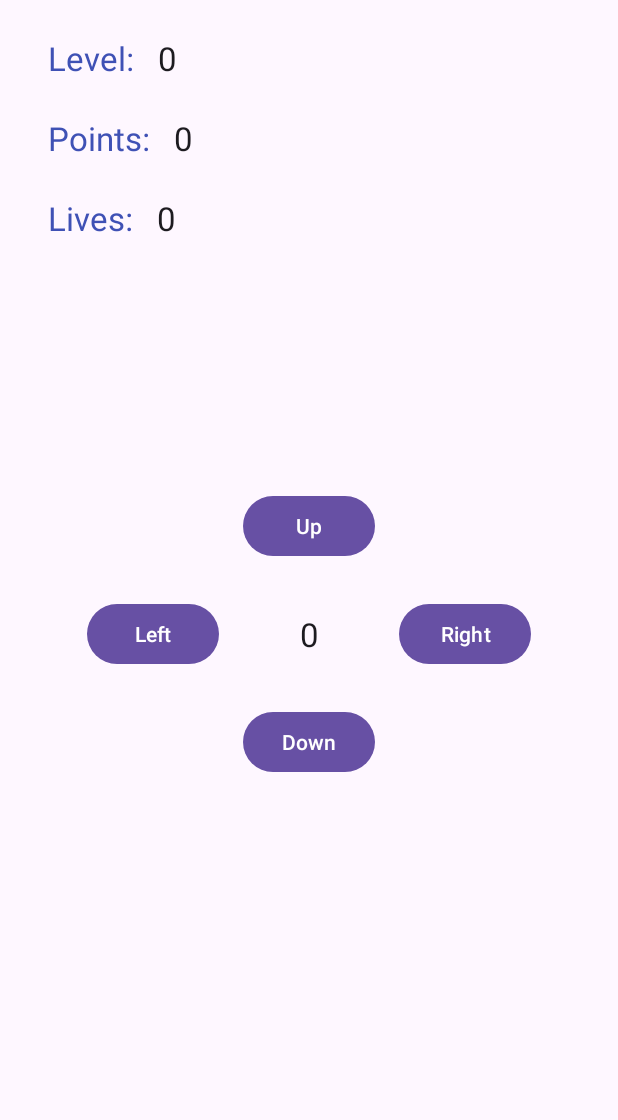
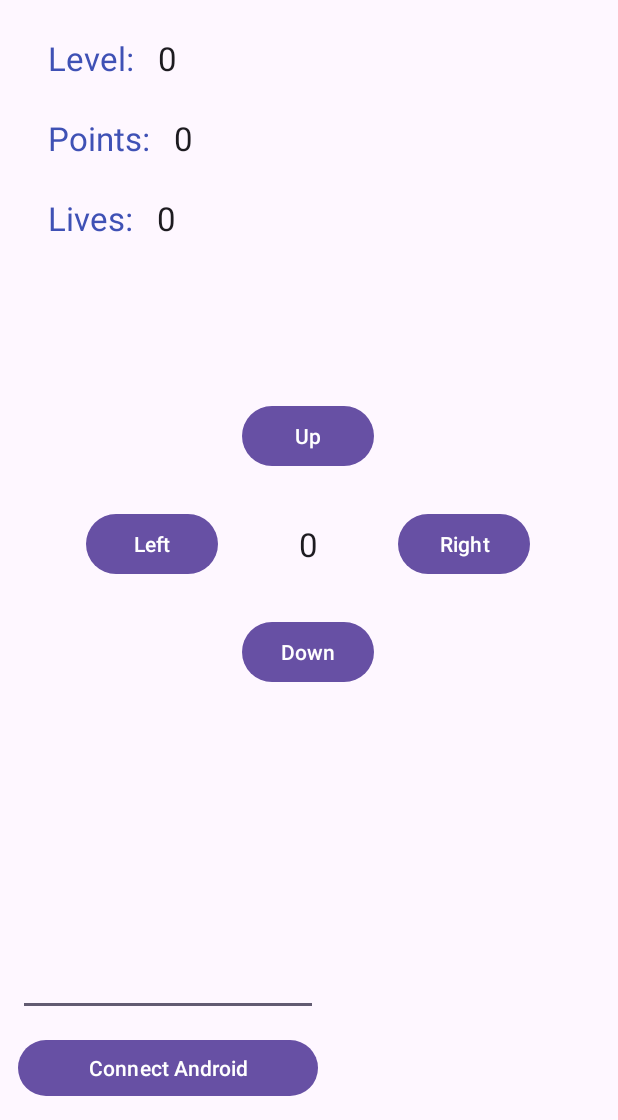
Before and after one commit to JMLoria/PacManCE, an Android app: the screen it shows after launch (MainActivity), on a phone screen of 412 x 824 dp, the part 116-1236 px from its top. Run offline under Robolectric (Android 15) with nearby library versions, the phone set to English and light mode, and no system bars.

Commit message:
Set mobile app 4

```diff
--- a/src/AndroidController/app/src/main/java/com/example/androidcontroller/MainActivity.java
+++ b/src/AndroidController/app/src/main/java/com/example/androidcontroller/MainActivity.java
@@ -2,8 +2,10 @@ package com.example.androidcontroller;
 
 import androidx.appcompat.app.AppCompatActivity;
 
+import android.annotation.SuppressLint;
 import android.os.Bundle;
 import android.view.View;
+import android.widget.EditText;
 import android.widget.TextView;
 
 public class MainActivity extends AppCompatActivity {
@@ -11,6 +13,7 @@ public class MainActivity extends AppCompatActivity {
     private TextView txtLevel;
     private TextView txtPoints;
     private TextView txtLives;
+    private EditText txtIP;
 
     private int level;
     private int points;
@@ -20,6 +23,7 @@ public class MainActivity extends AppCompatActivity {
 
     public String move;
 
+    @SuppressLint("MissingInflatedId")
     @Override
     protected void onCreate(Bundle savedInstanceState) {
         super.onCreate(savedInstanceState);
@@ -33,6 +37,7 @@ public class MainActivity extends AppCompatActivity {
         txtPoints = findViewById(R.id.txtPoints);
         txtLives = findViewById(R.id.txtLives);
         txtTest = findViewById(R.id.txtTest);
+        txtIP = findViewById(R.id.editTxtIP);
 
     }
 
--- a/src/AndroidController/app/src/main/res/layout/activity_main.xml
+++ b/src/AndroidController/app/src/main/res/layout/activity_main.xml
@@ -99,8 +99,10 @@
             android:text="@string/btnUp"
             app:layout_constraintBottom_toBottomOf="parent"
             app:layout_constraintEnd_toEndOf="parent"
+            app:layout_constraintHorizontal_bias="0.498"
             app:layout_constraintStart_toStartOf="parent"
-            app:layout_constraintTop_toTopOf="parent" />
+            app:layout_constraintTop_toTopOf="parent"
+            app:layout_constraintVertical_bias="0.419" />
 
         <Button
             android:id="@+id/btnLeft"
@@ -146,6 +148,27 @@
             app:layout_constraintEnd_toStartOf="@+id/btnRight"
             app:layout_constraintStart_toEndOf="@+id/btnLeft"
             app:layout_constraintTop_toBottomOf="@+id/btnUp" />
+
+        <Button
+            android:id="@+id/btnConnect"
+            android:layout_width="200dp"
+            android:layout_height="45dp"
+            android:layout_marginStart="12dp"
+            android:layout_marginBottom="12dp"
+            android:text="@string/btnConnect"
+            app:layout_constraintBottom_toBottomOf="parent"
+            app:layout_constraintStart_toStartOf="parent" />
+
+        <EditText
+            android:id="@+id/editTxtIP"
+            android:layout_width="200dp"
+            android:layout_height="wrap_content"
+            android:layout_marginStart="12dp"
+            android:layout_marginBottom="12dp"
+            android:ems="10"
+            android:inputType="number"
+            app:layout_constraintBottom_toTopOf="@+id/btnConnect"
+            app:layout_constraintStart_toStartOf="parent" />
     </androidx.constraintlayout.widget.ConstraintLayout>
 
 </androidx.appcompat.widget.LinearLayoutCompat>
--- a/src/AndroidController/app/src/main/res/values/strings.xml
+++ b/src/AndroidController/app/src/main/res/values/strings.xml
@@ -9,4 +9,6 @@
     <string name="btnDown"> Down </string>
     <string name="btnLeft"> Left</string>
     <string name="btnRight"> Right </string>
+
+    <string name="btnConnect"> Connect Android </string>
 </resources>
```
Also changed, not shown: 1 other file.
